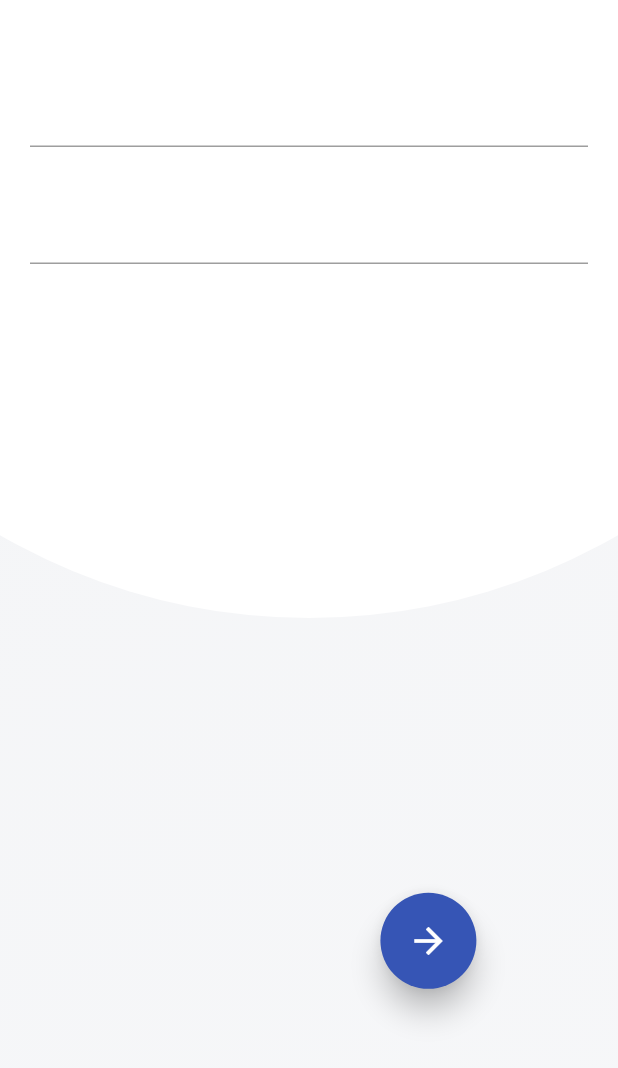
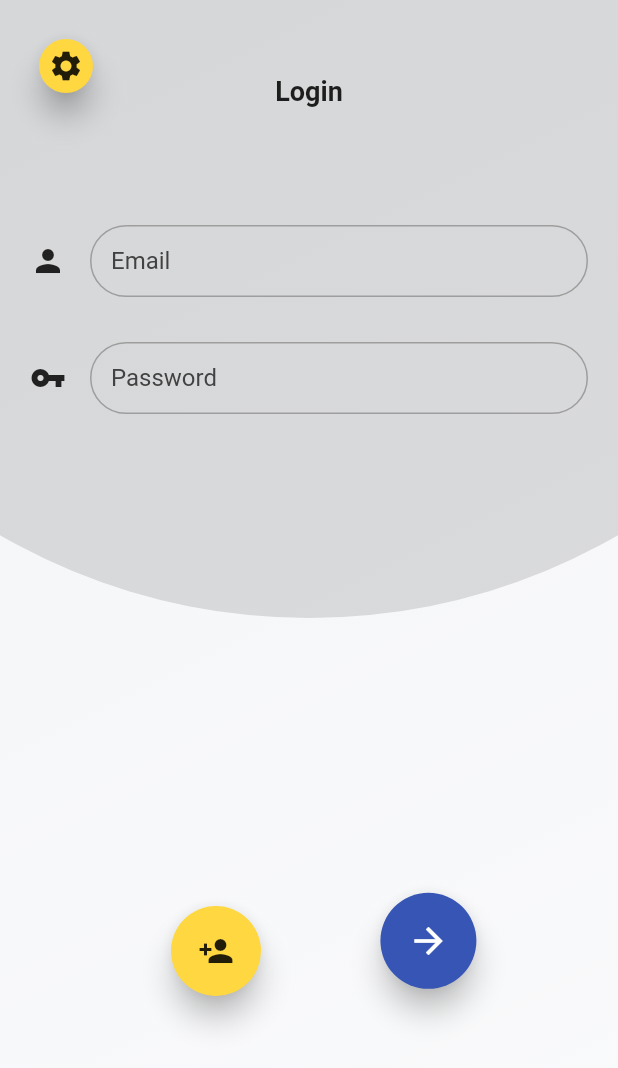
Before and after one commit to benivan/twitter_clone_flutter, a Flutter app: the screen it shows after launch, on a phone screen of 412 x 824 dp. Shown: the top 1068 px of the screen. Run offline on Flutter 3.47's test engine with Material 2 defaults, Android fonts, the phone set to English and light mode, and no system bars; our stand-ins replace shared_preferences; missing offline and left inert: http_interceptor; accounts and stored records are empty; statements that could not run were skipped.

Commit message:
login fixed

```diff
--- a/lib/view/login/login.dart
+++ b/lib/view/login/login.dart
@@ -1,6 +1,11 @@
+import 'package:flutter/cupertino.dart';
 import 'package:flutter/material.dart';
+import 'package:provider/provider.dart';
 import 'package:social_app/shared/text_input_decoraion.dart';
 import 'package:social_app/theme/theme.dart';
+import 'package:social_app/theme/theme_changer.dart';
+import 'package:social_app/view/allScreamsBuilder.dart';
+import 'package:social_app/view/login/register.dart';
 
 class LoginPage extends StatefulWidget {
   @override
@@ -10,6 +15,9 @@ class LoginPage extends StatefulWidget {
 class _LoginPageState extends State<LoginPage> {
   @override
   Widget build(BuildContext context) {
+    ThemeChanger themeChanger =
+    Provider.of<ThemeChanger>(context, listen: true);
+
     var width = MediaQuery.of(context).size.width;
     var height = MediaQuery.of(context).size.height;
     final _formkey =GlobalKey<FormState>();
@@ -17,7 +25,8 @@ class _LoginPageState extends State<LoginPage> {
 String email;
 String password;
 
-    return Container(
+    return Scaffold(
+      body: Container(
         child: Stack(
           children: [
             Container(
@@ -26,7 +35,7 @@ String password;
                       colors: isLight(context)
                           ? [
                               Color(0xFFf4f5f7),
-                            Color(0xFFf4f5f7).withOpacity(0.8)
+                              Color(0xFFf4f5f7).withOpacity(0.5)
                             ]
                           : [Colors.grey, Colors.grey.shade700],
                       begin: Alignment.topLeft,
@@ -42,15 +51,49 @@ String password;
                 decoration: BoxDecoration(
                     shape: BoxShape.circle,
                     color:
-                      isLight(context) ? Colors.white : Colors.grey.shade900),
+                        isLight(context) ? Colors.black12 : Colors.grey.shade900),
               ),
             ),
-          Column(
+            Align(
+              alignment: Alignment.topCenter,
+              child:Padding(
+                padding: EdgeInsets.only(top: 50),
+                child: Text("Login",
+                style: TextStyle(fontWeight: FontWeight.bold,fontSize: 18),),
+              ),
+            ),
+            Align(
+              alignment: Alignment.topLeft,
+
+              child: Padding(
+                padding: const EdgeInsets.only(top:20,),
+                child: MaterialButton(
+                  elevation: 8,
+                  child: Icon(Icons.settings),
+                  onPressed: (){
+                    ThemeData theme = themeChanger.getThemeData;
+                    if (theme == lightTheme){
+                      themeChanger.setThemeData(darkTheme);
+                    }
+
+                    else
+                      themeChanger.setThemeData(lightTheme);
+                  },
+                  shape: CircleBorder(side: BorderSide.none),
+                  color: isLight(context) ? Colors.amberAccent : Colors.pinkAccent,
+                  splashColor: Colors.grey,
+                ),
+              ),
+            ),
+
+            Padding(
+              padding: const EdgeInsets.only(top: 100),
+              child: Column(
                 children: [
                   Padding(
                     padding: const EdgeInsets.fromLTRB(20, 50, 20, 0),
                     child: TextFormField(
-                  decoration: textInputDecorationForEmail(),
+                      decoration: textInputDecorationForEmail(isLight(context)),
 
                       onChanged: (val){
                         setState(() {
@@ -62,7 +105,7 @@ String password;
                   Padding(
                     padding: const EdgeInsets.fromLTRB(20, 30, 20, 0),
                     child: TextFormField(
-                  decoration: textInputDecorationForPassword(),
+                      decoration: textInputDecorationForPassword(isLight(context)),
 
                       onChanged: (val){
                         setState(() {
@@ -73,10 +116,26 @@ String password;
                   ),
                 ],
               ),
-          // Align(alignment:Alignment.center,child: Padding(
-          //   padding: const EdgeInsets.only(top: 300),
-          //   child: Container(width: 50, child: LinearProgressIndicator()),
-          // )),
+            ),
+            Align(
+              alignment: Alignment.bottomLeft,
+
+              child: Padding(
+                padding: const EdgeInsets.only(left: 100,bottom: 160),
+                child: MaterialButton(
+                  elevation: 8,
+                  highlightElevation: 10,
+                  child: Icon(Icons.person_add),
+                  padding: EdgeInsets.all(18),
+                  onPressed: (){
+                    return Register();
+                  },
+                  shape: CircleBorder(),
+                  color: isLight(context) ? Colors.amberAccent : Colors.pinkAccent,
+                  splashColor: Colors.grey,
+                ),
+              ),
+            ),
             Align(
               alignment: Alignment.bottomRight,
               child: AnimatedPadding(
@@ -99,7 +158,7 @@ String password;
                   color: isLight(context) ? Color(0xff3655B5) : Colors.black,
                   padding: EdgeInsets.all(18.0),
                   onPressed: () {
-                  print(email.toString());
+                   return AllScreamsBuilder();
                   },
                   splashColor: Colors.blueGrey.withOpacity(0.4),
                   shape: CircleBorder(),
@@ -108,6 +167,7 @@ String password;
             ),
           ],
         ),
+      ),
     );
   }
 }
```
Lines whose indentation alone changed are shown as unchanged.
